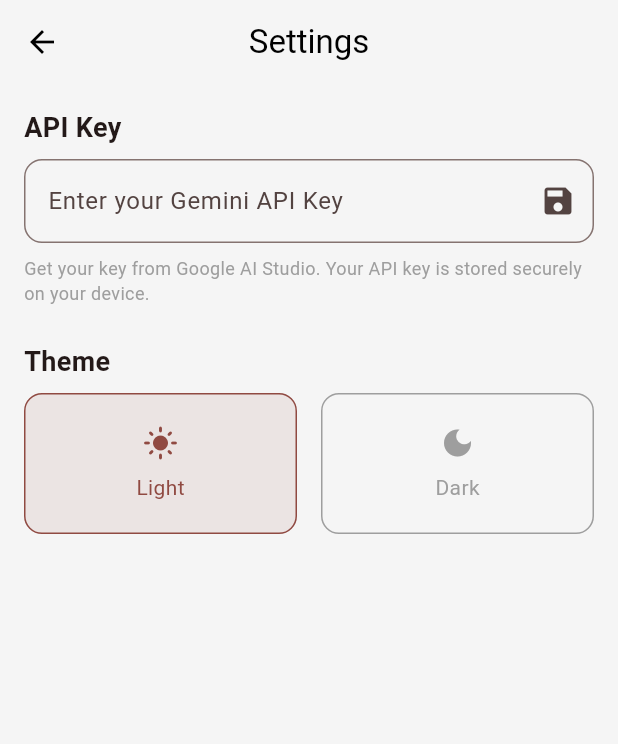
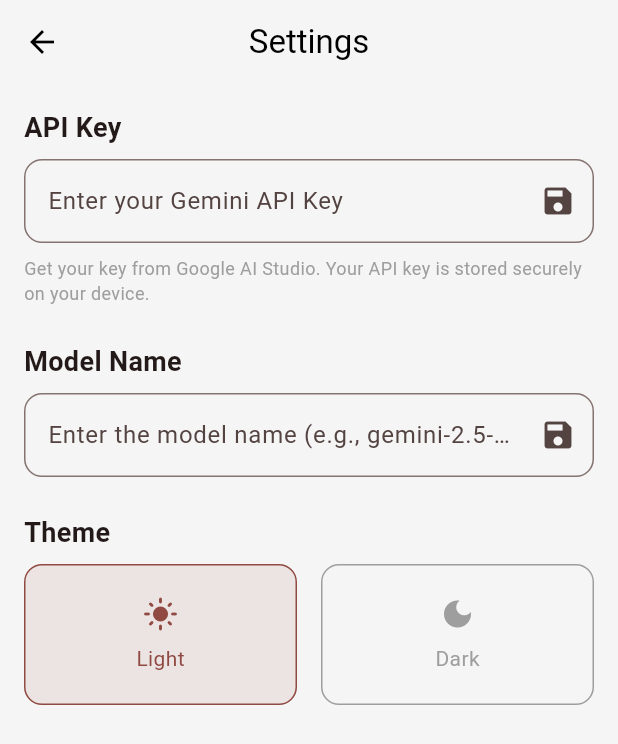
Before and after one commit to ullas9525/Dictation_App, a Flutter app: the SettingsPage screen opened directly, on a phone screen of 412 x 824 dp. Shown: the top 744 px of the screen. Run offline on Flutter 3.47's test engine with Material 3 defaults, Android fonts, the phone set to English and light mode, and no system bars; our stand-ins replace flutter_markdown, google_generative_ai, permission_handler, shared_preferences; missing offline and left inert: flutter_sound; accounts and stored records are empty.

Commit message:
Refactor audio processing and enhance settings for model name configuration

```diff
--- a/lib/main.dart
+++ b/lib/main.dart
@@ -934,11 +934,13 @@ class _TranscribePageState extends State<TranscribePage> {
     try {
       final prefs = await SharedPreferences.getInstance();
       final apiKey = prefs.getString('apiKey') ?? '';
+      final modelName = prefs.getString('modelName') ?? 'gemini-2.5-flash';
+
 
       final service = TranscriptionService();
 
       // Single API call to get all three results
-      final result = await service.processAudio(widget.audioPath, apiKey);
+      final result = await service.processAudio(widget.audioPath, apiKey, modelName);
 
       // Update UI stepper for a better user experience
       if(mounted) setState(() { _currentStep = ProcessingStep.cleaning; });
@@ -1114,6 +1116,7 @@ class SettingsPage extends StatefulWidget {
 
 class _SettingsPageState extends State<SettingsPage> {
   final _apiKeyController = TextEditingController();
+  final _modelNameController = TextEditingController();
 
   @override
   void initState() {
@@ -1126,6 +1129,7 @@ class _SettingsPageState extends State<SettingsPage> {
     if (mounted) {
       setState(() {
         _apiKeyController.text = prefs.getString('apiKey') ?? '';
+        _modelNameController.text = prefs.getString('modelName') ?? 'gemini-2.5-flash';
       });
     }
   }
@@ -1135,9 +1139,16 @@ class _SettingsPageState extends State<SettingsPage> {
     await prefs.setString('apiKey', value);
   }
 
+    Future<void> _saveModelName(String value) async {
+    final prefs = await SharedPreferences.getInstance();
+    await prefs.setString('modelName', value);
+  }
+
+
   @override
   void dispose() {
     _apiKeyController.dispose();
+    _modelNameController.dispose();
     super.dispose();
   }
 
@@ -1179,6 +1190,28 @@ class _SettingsPageState extends State<SettingsPage> {
           const Text(
             'Get your key from Google AI Studio. Your API key is stored securely on your device.',
             style: TextStyle(color: Colors.grey, fontSize: 12),
+          ),
+          const SizedBox(height: 24),
+          _buildSectionTitle('Model Name'),
+          const SizedBox(height: 8),
+          TextField(
+            controller: _modelNameController,
+            decoration: InputDecoration(
+              hintText: 'Enter the model name (e.g., gemini-2.5-flash)',
+              border: OutlineInputBorder(
+                borderRadius: BorderRadius.circular(12),
+              ),
+              suffixIcon: IconButton(
+                icon: const Icon(Icons.save),
+                onPressed: () {
+                  _saveModelName(_modelNameController.text);
+                  ScaffoldMessenger.of(context).showSnackBar(
+                    const SnackBar(content: Text('Model name saved!')),
+                  );
+                  FocusScope.of(context).unfocus();
+                },
+              ),
+            ),
           ),
           const SizedBox(height: 24),
           _buildSectionTitle('Theme'),
@@ -1246,13 +1279,13 @@ class _SettingsPageState extends State<SettingsPage> {
 class TranscriptionService {
 
   // This new method replaces the three separate ones.
-  Future<Map<String, String>> processAudio(String audioPath, String apiKey) async {
+  Future<Map<String, String>> processAudio(String audioPath, String apiKey, String modelName) async {
     if (apiKey.isEmpty) {
       throw Exception('API Key is missing. Please add it in Settings.');
     }
 
     // Using a more capable model that is good at following JSON instructions.
-    final model = GenerativeModel(model: 'gemini-2.5-pro', apiKey: apiKey);
+    final model = GenerativeModel(model: modelName, apiKey: apiKey);
 
     // The new, comprehensive prompt asking for a JSON response.
     final prompt = '''
```
